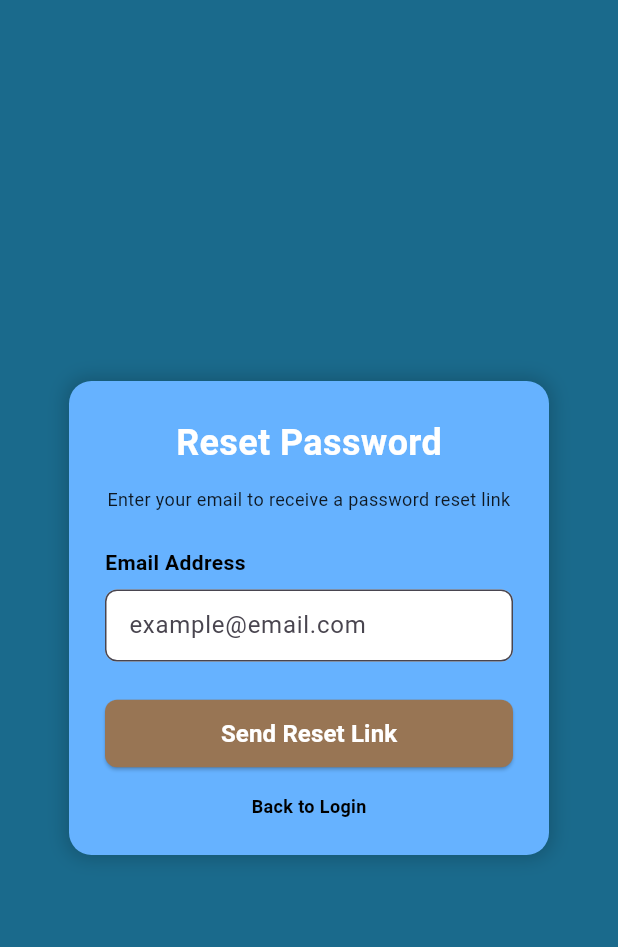
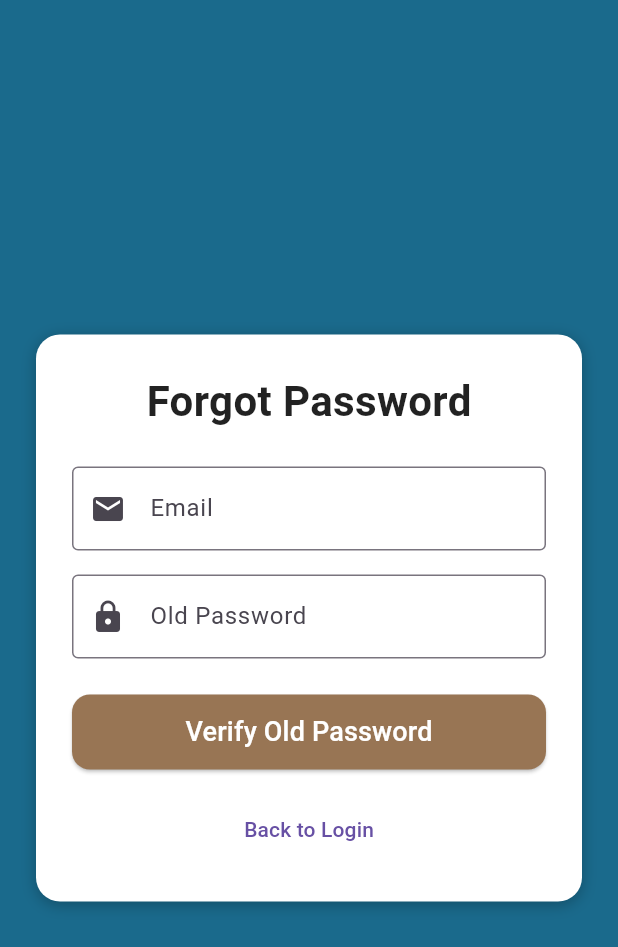
Before and after one commit to gello58290/disupensa, a Flutter app: the ForgotPasswordPage screen opened directly, on a phone screen of 412 x 824 dp. Shown: the top 947 px of the screen. Run offline on Flutter 3.47's test engine with Material 3 defaults, Android fonts, the phone set to English and light mode, and no system bars; our stand-ins replace cloud_firestore, firebase_auth, firebase_core; accounts and stored records are empty.

Commit message:
Forgot pass fixed & pet owner'profile

```diff
--- a/lib/Forgot_Password.dart
+++ b/lib/Forgot_Password.dart
@@ -5,192 +5,197 @@ class ForgotPasswordPage extends StatefulWidget {
   const ForgotPasswordPage({super.key});
 
   @override
-  State<ForgotPasswordPage> createState() => _ForgotPasswordPageState();
+  _ForgotPasswordPageState createState() => _ForgotPasswordPageState();
 }
 
 class _ForgotPasswordPageState extends State<ForgotPasswordPage> {
-  final TextEditingController emailController = TextEditingController();
-  final _auth = FirebaseAuth.instance;
-  final _formKey = GlobalKey<FormState>();
-  bool isSending = false;
-  bool isBackToLoginHovered = false;
+  final _emailController = TextEditingController();
+  final _oldPasswordController = TextEditingController();
+  final _newPasswordController = TextEditingController();
+  bool _isVerifying = false;
+  bool _isUpdating = false;
+  bool _showNewPasswordField = false;
 
-  Future<void> resetPassword() async {
-    if (!_formKey.currentState!.validate()) return;
+  final FirebaseAuth _auth = FirebaseAuth.instance;
 
-    setState(() => isSending = true);
+  void _verifyOldPassword() async {
+    setState(() {
+      _isVerifying = true;
+    });
 
     try {
-      await _auth.sendPasswordResetEmail(
-        email: emailController.text.trim(),
+      // Sign in with email & old password to verify
+      await _auth.signInWithEmailAndPassword(
+        email: _emailController.text.trim(),
+        password: _oldPasswordController.text.trim(),
       );
 
-      if (!mounted) return;
+      // Show new password field
+      setState(() {
+        _showNewPasswordField = true;
+      });
+    } on FirebaseAuthException catch (e) {
+      String message = '';
+      if (e.code == 'user-not-found') {
+        message = 'No user found for that email.';
+      } else if (e.code == 'wrong-password') {
+        message = 'Old password is incorrect.';
+      } else {
+        message = 'Error: ${e.message}';
+      }
+
+      ScaffoldMessenger.of(context)
+          .showSnackBar(SnackBar(content: Text(message)));
+    } finally {
+      setState(() {
+        _isVerifying = false;
+      });
+    }
+  }
+
+  void _updatePassword() async {
+    setState(() {
+      _isUpdating = true;
+    });
+
+    try {
+      User? user = _auth.currentUser;
+      if (user != null) {
+        await user.updatePassword(_newPasswordController.text.trim());
+        await _auth.signOut();
+
         ScaffoldMessenger.of(context).showSnackBar(
           const SnackBar(
-          content: Text("Password reset link sent! Check your email."),
-          backgroundColor: Colors.green,
-        ),
+              content: Text('Password updated successfully. Please log in again.')),
         );
 
-      Navigator.pop(context); // return to Login Page
+        Navigator.of(context).pop(); // Go back to login page
+      }
     } on FirebaseAuthException catch (e) {
-      String message = "Error sending reset email";
-
-      if (e.code == "user-not-found") {
-        message = "No user found with that email.";
-      } else if (e.code == "invalid-email") {
-        message = "Invalid email format.";
-      }
-
-      ScaffoldMessenger.of(context).showSnackBar(
-        SnackBar(content: Text(message)),
-      );
+      ScaffoldMessenger.of(context)
+          .showSnackBar(SnackBar(content: Text('Error: ${e.message}')));
     } finally {
-      if (mounted) setState(() => isSending = false);
+      setState(() {
+        _isUpdating = false;
+      });
     }
   }
 
   @override
   Widget build(BuildContext context) {
     return Scaffold(
-      backgroundColor: const Color(0xFF1A6A8C),
-      body: SafeArea(
+      body: Container(
+        decoration: const BoxDecoration(
+          gradient: LinearGradient(
+            colors: [Color(0xFF1A6A8C), Color(0xFF1A6A8C)],
+            begin: Alignment.topLeft,
+            end: Alignment.bottomRight,
+          ),
+        ),
         child: Center(
           child: SingleChildScrollView(
-            child: Padding(
-              padding: const EdgeInsets.symmetric(horizontal: 32.0),
             child: Container(
-                width: 320,
+              margin: const EdgeInsets.symmetric(horizontal: 24),
               padding: const EdgeInsets.all(24),
               decoration: BoxDecoration(
-                  color: const Color(0xFF66B2FF),
-                  borderRadius: BorderRadius.circular(15),
+                color: Colors.white,
+                borderRadius: BorderRadius.circular(16),
                 boxShadow: [
                   BoxShadow(
-                      color: Colors.black.withOpacity(0.2),
-                      blurRadius: 10,
-                      spreadRadius: 2,
-                    ),
+                    color: Colors.black26,
+                    blurRadius: 8,
+                    offset: Offset(0, 2),
+                  )
                 ],
               ),
-                child: Form(
-                  key: _formKey,
               child: Column(
                 mainAxisSize: MainAxisSize.min,
                 children: [
                   const Text(
-                        "Reset Password",
+                    'Forgot Password',
                     style: TextStyle(
-                          fontSize: 24,
+                        fontSize: 28,
                         fontWeight: FontWeight.bold,
-                          color: Colors.white,
+                        color: Colors.black87),
+                  ),
+                  const SizedBox(height: 24),
+                  TextField(
+                    controller: _emailController,
+                    decoration: const InputDecoration(
+                      labelText: 'Email',
+                      prefixIcon: Icon(Icons.email),
+                      border: OutlineInputBorder(),
                     ),
                   ),
-                      const SizedBox(height: 12),
-                      const Text(
-                        "Enter your email to receive a password reset link",
-                        textAlign: TextAlign.center,
-                        style: TextStyle(
-                          fontSize: 12,
-                          color: Colors.black87,
+                  const SizedBox(height: 16),
+                  if (!_showNewPasswordField)
+                    TextField(
+                      controller: _oldPasswordController,
+                      obscureText: true,
+                      decoration: const InputDecoration(
+                        labelText: 'Old Password',
+                        prefixIcon: Icon(Icons.lock),
+                        border: OutlineInputBorder(),
+                      ),
+                    ),
+                  if (_showNewPasswordField)
+                    TextField(
+                      controller: _newPasswordController,
+                      obscureText: true,
+                      decoration: const InputDecoration(
+                        labelText: 'New Password',
+                        prefixIcon: Icon(Icons.lock_outline),
+                        border: OutlineInputBorder(),
                       ),
                     ),
                   const SizedBox(height: 24),
-
-                      // Email field
-                      Column(
-                        crossAxisAlignment: CrossAxisAlignment.start,
-                        children: [
-                          const Text(
-                            "Email Address",
-                            style: TextStyle(
-                              fontWeight: FontWeight.bold,
-                              color: Colors.black,
+                  !_showNewPasswordField
+                      ? ElevatedButton(
+                          onPressed: _isVerifying ? null : _verifyOldPassword,
+                          style: ElevatedButton.styleFrom(
+                            backgroundColor: const Color(0xFF987554),
+                            minimumSize: const Size.fromHeight(50),
+                            shape: RoundedRectangleBorder(
+                              borderRadius: BorderRadius.circular(12),
                             ),
                           ),
-                          const SizedBox(height: 8),
-                          TextFormField(
-                            controller: emailController,
-                            validator: (value) {
-                              if (value == null || value.isEmpty) {
-                                return 'Enter your email';
-                              }
-                              if (!RegExp(r'^[^@]+@[^@]+\.[^@]+')
-                                  .hasMatch(value)) {
-                                return 'Enter a valid email';
-                              }
-                              return null;
-                            },
-                            decoration: InputDecoration(
-                              hintText: "example@email.com",
-                              filled: true,
-                              fillColor: Colors.white,
-                              border: OutlineInputBorder(
-                                borderRadius: BorderRadius.circular(8),
+                          child: _isVerifying
+                              ? const CircularProgressIndicator(
+                                  color: Colors.white,
+                                )
+                              : const Text(
+                                  'Verify Old Password',
+                                  style: TextStyle(fontSize: 18, color: Colors.white),
                                 ),
-                              contentPadding: const EdgeInsets.symmetric(
-                                horizontal: 12,
-                                vertical: 12,
+                        )
+                      : ElevatedButton(
+                          onPressed: _isUpdating ? null : _updatePassword,
+                          style: ElevatedButton.styleFrom(
+                              backgroundColor: const Color(0xFF987554),
+                            minimumSize: const Size.fromHeight(50),
+                            shape: RoundedRectangleBorder(
+                              borderRadius: BorderRadius.circular(12),
+
+                            ),
+
+                          ),
+                          child: _isUpdating
+                              ? const CircularProgressIndicator(
+                                  color: Colors.white,
+                                )
+                              : const Text(
+                                  'Update Password',
+                                  style: TextStyle(fontSize: 18, color: Colors.white),
                                 ),
                         ),
+                  const SizedBox(height: 16),
+                  TextButton(
+                    onPressed: () {
+                      Navigator.of(context).pop(); // back to login
+                    },
+                    child: const Text('Back to Login'),
                   ),
                 ],
-                      ),
-
-                      const SizedBox(height: 24),
-
-                      // Send Reset Link Button
-                      isSending
-                          ? const CircularProgressIndicator(
-                              valueColor:
-                                  AlwaysStoppedAnimation<Color>(Colors.white),
-                            )
-                          : ElevatedButton(
-                              onPressed: resetPassword,
-                              style: ElevatedButton.styleFrom(
-                                backgroundColor: const Color(0xFF987554),
-                                minimumSize: const Size(double.infinity, 45),
-                                shape: RoundedRectangleBorder(
-                                  borderRadius: BorderRadius.circular(8),
-                                ),
-                              ),
-                              child: const Text(
-                                "Send Reset Link",
-                                style: TextStyle(
-                                  color: Colors.white,
-                                  fontWeight: FontWeight.bold,
-                                  fontSize: 16,
-                                ),
-                              ),
-                            ),
-
-                      const SizedBox(height: 16),
-
-                      // Back to Login Link with hover effect
-                      MouseRegion(
-                        onEnter: (_) =>
-                            setState(() => isBackToLoginHovered = true),
-                        onExit: (_) =>
-                            setState(() => isBackToLoginHovered = false),
-                        cursor: SystemMouseCursors.click,
-                        child: GestureDetector(
-                          onTap: () => Navigator.pop(context),
-                          child: Text(
-                            "Back to Login",
-                            style: TextStyle(
-                              color: isBackToLoginHovered
-                                  ? const Color.fromARGB(255, 0, 62, 112)
-                                  : Colors.black,
-                              fontWeight: FontWeight.w600,
-                              fontSize: isBackToLoginHovered ? 13 : 12,
-                            ),
-                          ),
-                        ),
-                      ),
-                    ],
-                  ),
-                ),
               ),
             ),
           ),
--- a/lib/petstart.dart
+++ b/lib/petstart.dart
@@ -192,7 +192,7 @@ Future<void> registerUser() async {
                                 ),
                                 const SizedBox(height: 6),
                                 DropdownButtonFormField<String>(
-                                  value: selectedBreed.isEmpty ? null : selectedBreed,
+                                  initialValue: selectedBreed.isEmpty ? null : selectedBreed,
                                   isExpanded: false,
                                   decoration: InputDecoration(
                                     filled: true,
@@ -295,7 +295,7 @@ Future<void> registerUser() async {
                           ),
                           const SizedBox(height: 6),
                           DropdownButtonFormField<String>(
-                            value: petGender.isEmpty ? null : petGender,
+                            initialValue: petGender.isEmpty ? null : petGender,
                             isExpanded: true,
                             decoration: InputDecoration(
                               filled: true,
```
Also changed, not shown: lib/pet_profile.dart (+167 -95 lines), lib/schedule.dart (+10 -10 lines). Lines whose indentation alone changed are shown as unchanged.
